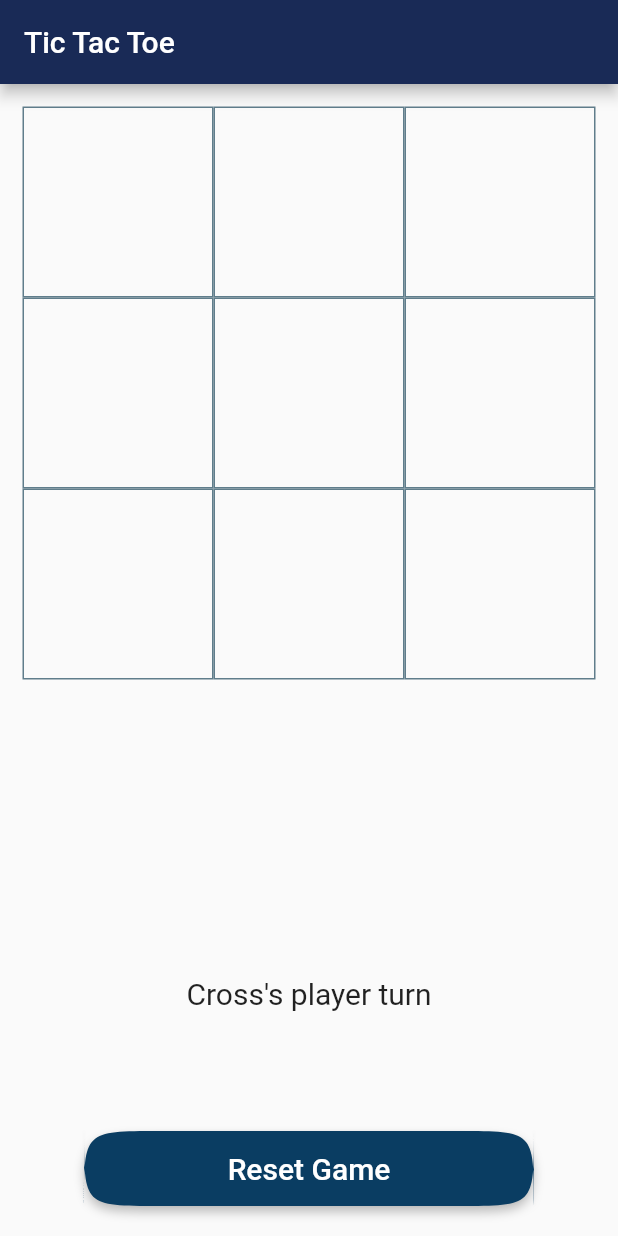
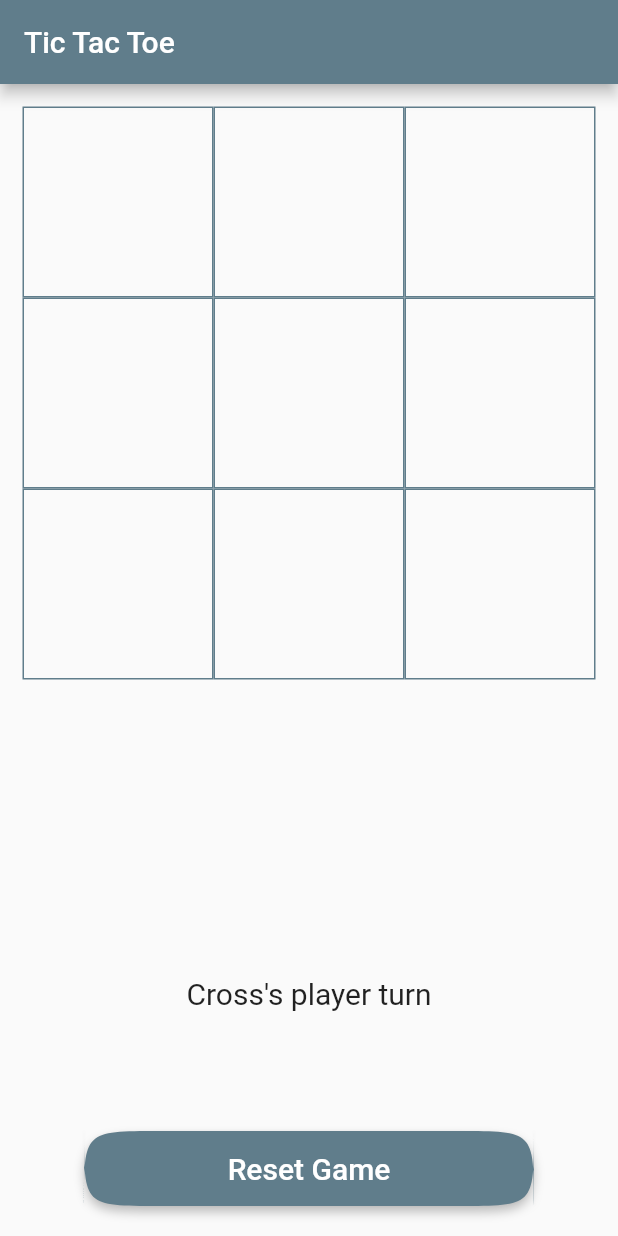
Before and after one commit to LyubomirVVasilev/TicTacToe, a Flutter app: the screen it shows after launch, on a phone screen of 412 x 824 dp. Run offline on Flutter 3.47's test engine with Material 2 defaults, Android fonts, the phone set to English and light mode, and no system bars.

Commit message:
UX improvements

```diff
--- a/tic_tac_toe_flutter/lib/Board.dart
+++ b/tic_tac_toe_flutter/lib/Board.dart
@@ -1,8 +1,8 @@
 class Board {
-
   bool isCross = true;
   String gameResultMessage;
   String currentPlayerMessage;
+  bool hasGameFinished = false;
 
   List<String> boardState;
 
@@ -24,6 +24,10 @@ class Board {
   }
 
   resolveCurrentPlayerText() {
+    if (hasGameFinished) {
+      currentPlayerMessage = "";
+      return;
+    }
     if (this.isCross) {
       currentPlayerMessage = "Cross's player turn";
     } else {
@@ -43,6 +47,7 @@ class Board {
       emptyState,
       emptyState,
     ];
+    this.hasGameFinished = false;
     this.gameResultMessage = "";
     this.resolveCurrentPlayerText();
   }
@@ -69,15 +74,18 @@ class Board {
   String evaluateBoard() {
     for (var list in _WIN_CONDITIONS_LIST) {
       if (boardState[list[0]] !=
-          emptyState && // if a player has played here AND
+              emptyState && // if a player has played here AND
           boardState[list[0]] ==
-              boardState[list[1]] && // if all three positions are of the same player
+              boardState[
+                  list[1]] && // if all three positions are of the same player
           boardState[list[0]] == boardState[list[2]]) {
         this.gameResultMessage = '${boardState[list[0]]} wins';
+        hasGameFinished = true;
         return boardState[list[0]];
       } else {
         if (isBoardFull()) {
           this.gameResultMessage = 'The Game is Draw';
+          hasGameFinished = true;
         }
       }
     }
--- a/tic_tac_toe_flutter/lib/HomePage.dart
+++ b/tic_tac_toe_flutter/lib/HomePage.dart
@@ -1,4 +1,3 @@
-
 import 'package:flutter/material.dart';
 import 'Board.dart';
 
@@ -46,13 +45,15 @@ class _HomePageState extends State<HomePage> {
             color: Colors.white,
           ),
         ),
-        backgroundColor: Color(0xFF192A56),
+        backgroundColor: Colors.blueGrey,
       ),
       body: Column(
         mainAxisAlignment: MainAxisAlignment.start,
         crossAxisAlignment: CrossAxisAlignment.center,
         children: <Widget>[
              Expanded(
+             child: Opacity(
+                opacity: board.hasGameFinished ? 0.3 : 1.0,
               child: GridView.builder(
                 padding: EdgeInsets.all(15.0),
                 gridDelegate: SliverGridDelegateWithFixedCrossAxisCount(
@@ -69,7 +70,6 @@ class _HomePageState extends State<HomePage> {
                       child: MaterialButton(
                         splashColor: Colors.transparent,
                         highlightColor: Colors.transparent,
-                      // makes highlight invisible too
                         onPressed: () {
                           setState(() {
                             board.makeAMoveAt(i);
@@ -77,6 +77,7 @@ class _HomePageState extends State<HomePage> {
                         },
                         child: Image(
                           image: this.getImage(board.boardState[i]),
+                        ),
                       ),
                     ),
                   ),
@@ -107,7 +108,7 @@ class _HomePageState extends State<HomePage> {
           Container(
             padding: EdgeInsets.all(20.0),
             child: MaterialButton(
-              color: Color(0xFF0A3D62),
+              color: Colors.blueGrey,
               minWidth: 300.0,
               height: 50.0,
               child: Text(
--- a/tic_tac_toe_flutter/lib/main.dart
+++ b/tic_tac_toe_flutter/lib/main.dart
@@ -8,7 +8,7 @@ class MyApp extends StatelessWidget {
       title: "Tic Tac Toe",
       debugShowCheckedModeBanner: false,
       theme: ThemeData(
-        primaryColor: Color(0xFFEAF0F1),
+        primaryColor: Colors.blueAccent,
       ),
       home: HomePage(),
     );
```
Lines whose indentation alone changed are shown as unchanged.
